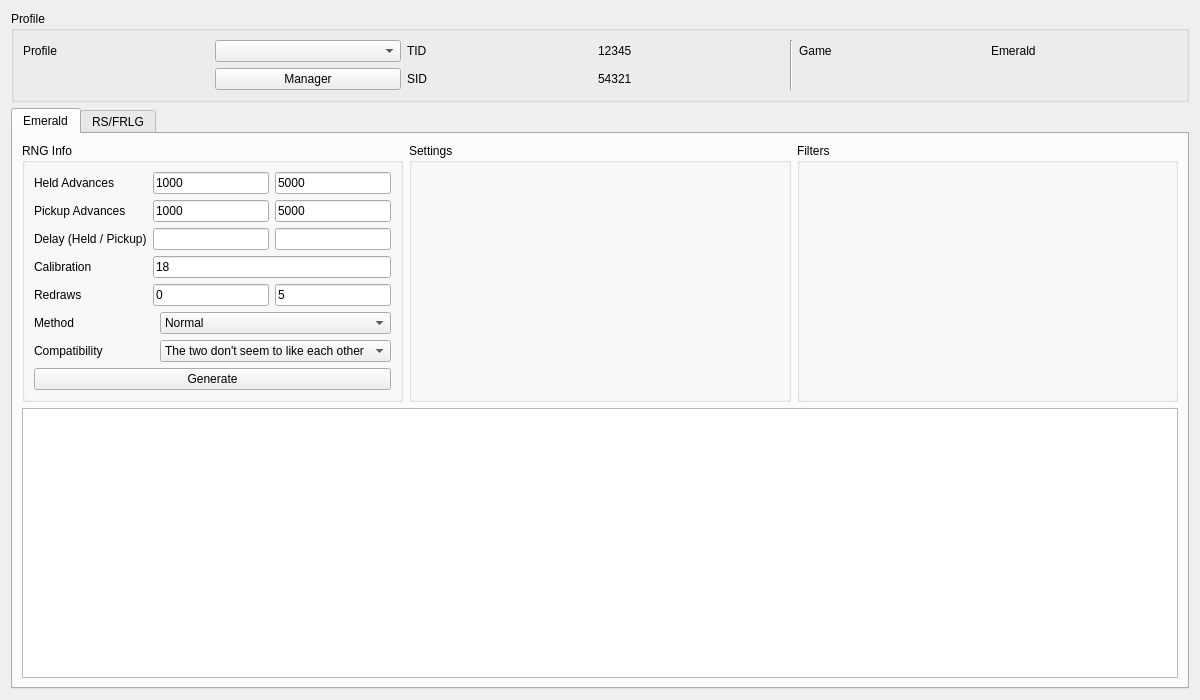
First picture: the form in Source/Form/Gen3/Eggs3.ui, repository Admiral-Fish/PokeFinder, before the edit.
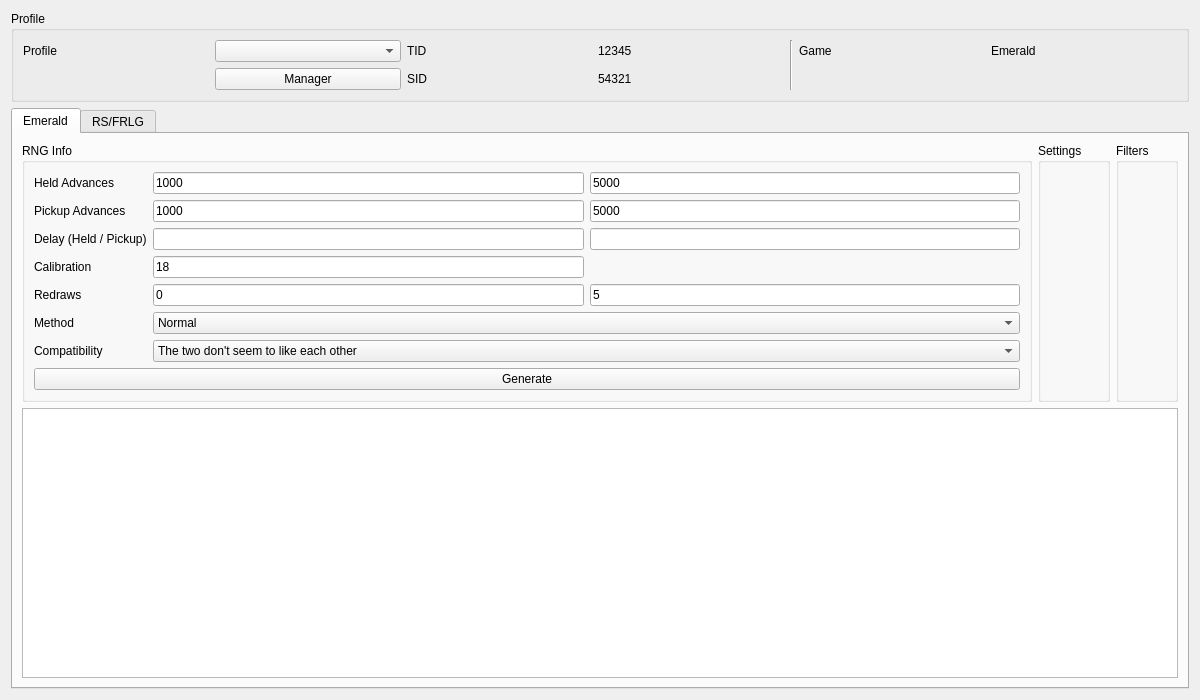
Second picture: the form after the edit. Custom widgets are drawn as their Qt base class.

What changed in the file:
```diff
--- a/Source/Form/Gen3/Eggs3.ui
+++ b/Source/Form/Gen3/Eggs3.ui
@@ -104,8 +104,6 @@
          <property name="title">
           <string>RNG Info</string>
          </property>
-         <layout class="QGridLayout" name="gridLayout_8">
-          <item row="0" column="0" colspan="2">
            <layout class="QGridLayout" name="gridLayout_2">
             <item row="0" column="0">
              <widget class="QLabel" name="labelEmeraldAdvanceHeld">
@@ -169,7 +167,7 @@
               </property>
              </widget>
             </item>
-            <item row="3" column="1" colspan="2">
+          <item row="3" column="1">
              <widget class="TextBox" name="textBoxEmeraldCalibration">
               <property name="text">
                <string notr="true">18</string>
@@ -197,16 +195,14 @@
               </property>
              </widget>
             </item>
-           </layout>
-          </item>
-          <item row="1" column="0">
+          <item row="5" column="0">
            <widget class="QLabel" name="labelEmeraldMethod">
             <property name="text">
              <string>Method</string>
             </property>
            </widget>
           </item>
-          <item row="1" column="1">
+          <item row="5" column="1" colspan="2">
            <widget class="ComboBox" name="comboBoxEmeraldMethod">
             <item>
              <property name="text">
@@ -225,14 +221,14 @@
             </item>
            </widget>
           </item>
-          <item row="2" column="0">
+          <item row="6" column="0">
            <widget class="QLabel" name="labelEmeraldCompatibility">
             <property name="text">
              <string>Compatibility</string>
             </property>
            </widget>
           </item>
-          <item row="2" column="1">
+          <item row="6" column="1" colspan="2">
            <widget class="ComboBox" name="comboBoxEmeraldCompatibility">
             <item>
              <property name="text">
@@ -251,7 +247,7 @@
             </item>
            </widget>
           </item>
-          <item row="3" column="0" colspan="2">
+          <item row="7" column="0" colspan="3">
            <widget class="QPushButton" name="pushButtonEmeraldGenerate">
             <property name="text">
              <string>Generate</string>
@@ -484,16 +480,16 @@
    <extends>QLineEdit</extends>
    <header>Form/Controls/TextBox.hpp</header>
   </customwidget>
-  <customwidget>
-   <class>TableView</class>
-   <extends>QTableView</extends>
-   <header>Form/Controls/TableView.hpp</header>
-  </customwidget>
   <customwidget>
    <class>ComboBox</class>
    <extends>QComboBox</extends>
    <header>Form/Controls/ComboBox.hpp</header>
   </customwidget>
+  <customwidget>
+   <class>TableView</class>
+   <extends>QTableView</extends>
+   <header>Form/Controls/TableView.hpp</header>
+  </customwidget>
   <customwidget>
    <class>Filter</class>
    <extends>QWidget</extends>
```
Left out of the diff: 175 changed lines with no effect on the pictures. Lines whose indentation alone changed are shown as unchanged.
